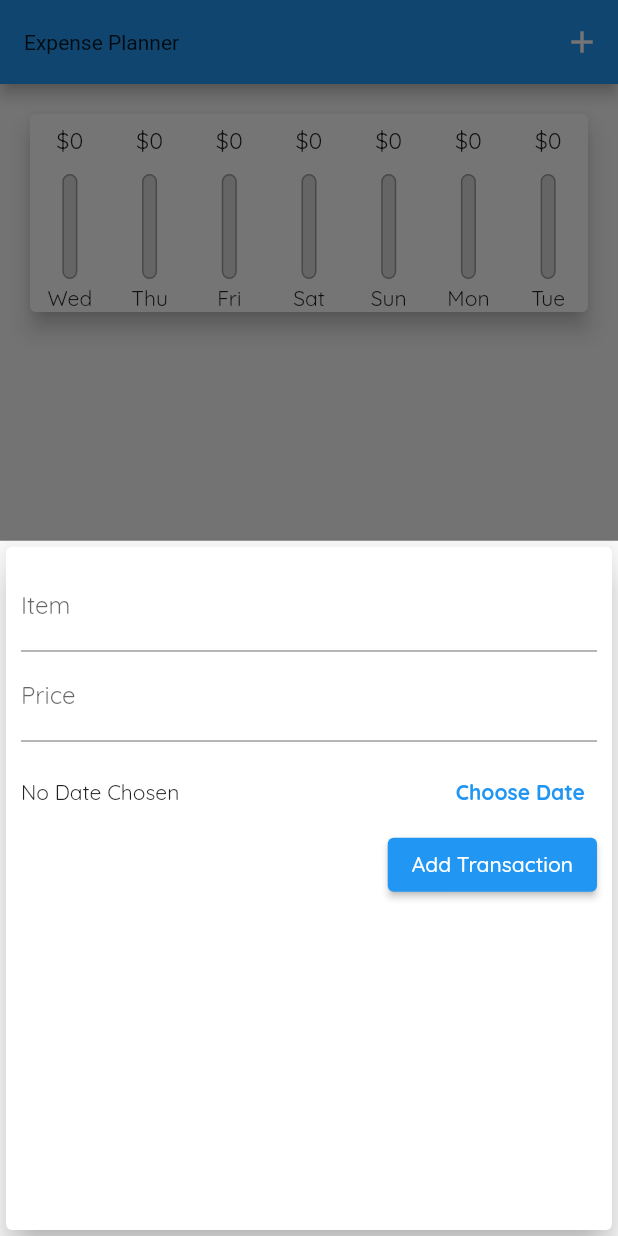
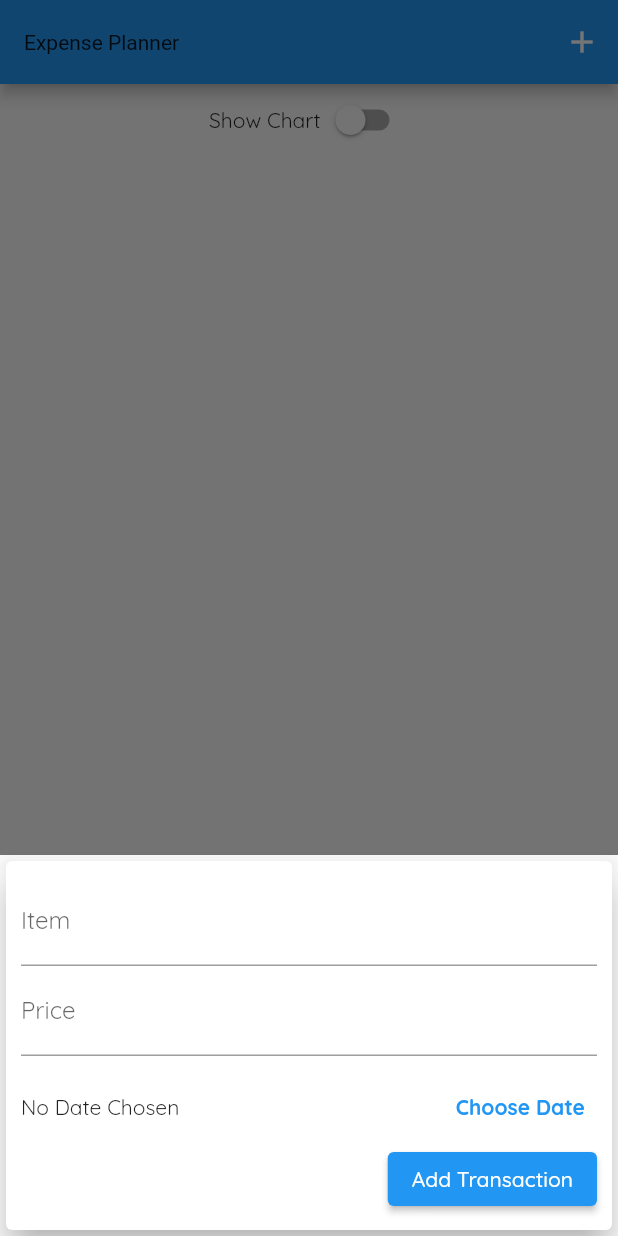
Before and after one commit to dwnlglendale/expense_planner, a Flutter app: the screen it shows after launch, after a tap on the "add" icon, on a phone screen of 412 x 824 dp. Run offline on Flutter 3.47's test engine with Material 2 defaults, Android fonts, the phone set to English and light mode, and no system bars.

```diff
--- a/lib/main.dart
+++ b/lib/main.dart
@@ -1,13 +1,21 @@
-import 'package:expense_planner/widgets/chart.dart';
+import 'dart:io';
+
+import 'package:flutter/services.dart';
 import 'package:flutter/cupertino.dart';
 import 'package:flutter/material.dart';
+
+import 'package:expense_planner/widgets/chart.dart';
 import './widgets/new_transaction.dart';
 import './models/transaction.dart';
 import './widgets/transaction_list.dart';
 import './widgets/chart.dart';
 
-
-void main() => runApp(const MyApp());
+void main() {
+  WidgetsFlutterBinding.ensureInitialized();
+  SystemChrome.setPreferredOrientations(
+      [DeviceOrientation.portraitUp, DeviceOrientation.portraitDown]);
+  runApp(const MyApp());
+}
 
 class MyApp extends StatelessWidget {
   const MyApp({Key? key}) : super(key: key);
@@ -22,7 +30,10 @@ class MyApp extends StatelessWidget {
           fontFamily: 'QuickSand',
           appBarTheme: AppBarTheme(
             textTheme: ThemeData.light().textTheme.copyWith(
-                  subtitle1: const TextStyle(fontFamily: 'OpenSans', fontSize: 10,),
+                  subtitle1: const TextStyle(
+                    fontFamily: 'OpenSans',
+                    fontSize: 10,
+                  ),
                 ),
           ),
           colorScheme: ColorScheme.fromSwatch(primarySwatch: Colors.blue)
@@ -54,15 +65,16 @@ class _MyHomePageState extends State<MyHomePage> {
     //     price: 59.99),
   ];
 
-  List <Transaction> get _recentTransactions {
-    return _userTransactions.where((tx){
+  bool _showChart = false;
+
+  List<Transaction> get _recentTransactions {
+    return _userTransactions.where((tx) {
       return tx.date.isAfter(
         DateTime.now().subtract(
-         const Duration(days: 7),
+          const Duration(days: 7),
         ),
       );
-    }
-    ).toList();
+    }).toList();
   }
 
   //function to add user input
@@ -114,15 +126,34 @@ class _MyHomePageState extends State<MyHomePage> {
         child: Column(
           mainAxisAlignment: MainAxisAlignment.start,
           children: [
-            Chart(recentTransactions: _recentTransactions),
-            TransactionList(transactions: _userTransactions, deleteTx: _deleteTransaction,)
+            Row(
+              mainAxisAlignment: MainAxisAlignment.center,
+              children: [
+                const Text('Show Chart'),
+                Switch.adaptive(
+                    value: _showChart,
+                    onChanged: (val) {
+                      setState(() {
+                        _showChart = val;
+                      });
+                    }),
+              ],
+            ),
+            _showChart
+                ? Chart(recentTransactions: _recentTransactions)
+                : TransactionList(
+                    transactions: _userTransactions,
+                    deleteTx: _deleteTransaction,
+                  )
           ],
         ),
       ),
-      floatingActionButton: FloatingActionButton(
-        onPressed: () => _startAddNewTransaction(context),
-        child: const Icon(Icons.add),
-      ),
+      floatingActionButton: Platform.isIOS
+          ? Container()
+          : FloatingActionButton(
+              onPressed: () => _startAddNewTransaction(context),
+              child: const Icon(Icons.add),
+            ),
     );
   }
 }
--- a/lib/widgets/new_transaction.dart
+++ b/lib/widgets/new_transaction.dart
@@ -55,8 +55,9 @@ class _NewTransactionState extends State<NewTransaction> {
   Widget build(BuildContext context) {
     return Card(
       elevation: 10,
+      child: SingleChildScrollView(
         child: Container(
-        padding: const EdgeInsets.all(10),
+          padding:  EdgeInsets.only(top: 10, left: 10, right: 10, bottom: MediaQuery.of(context).viewInsets.bottom + 10),
           child: Column(
             crossAxisAlignment: CrossAxisAlignment.end,
             children: [
@@ -103,6 +104,7 @@ class _NewTransactionState extends State<NewTransaction> {
             ],
           ),
         ),
+      ),
     );
   }
 }
```
Lines whose indentation alone changed are shown as unchanged.
